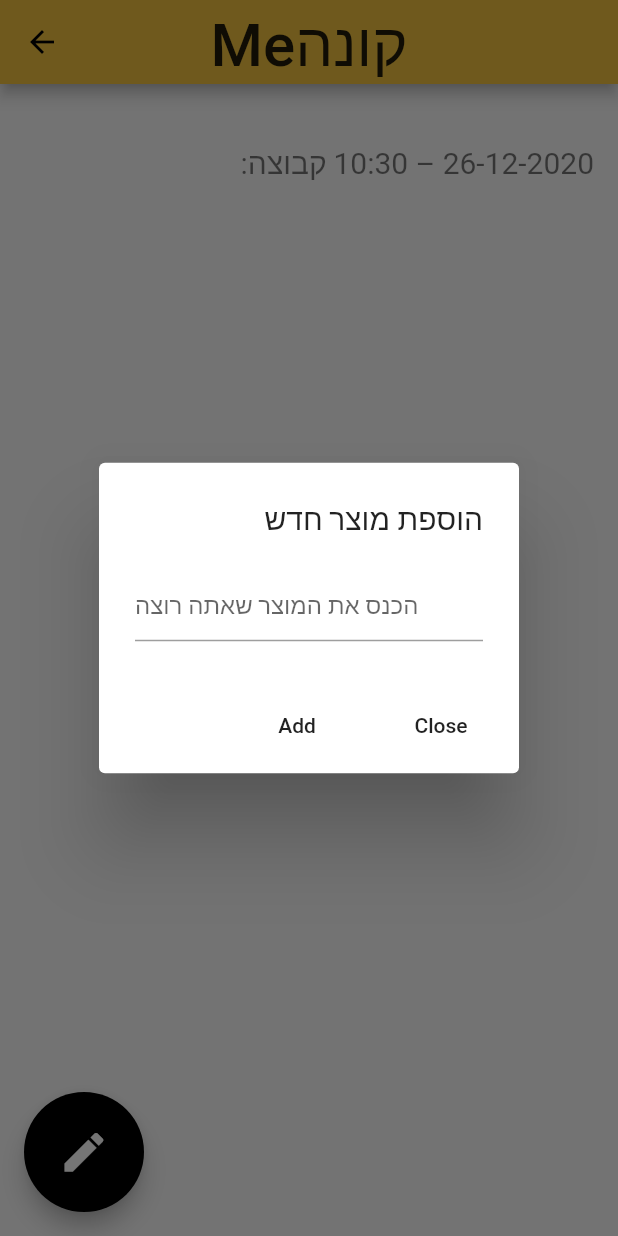
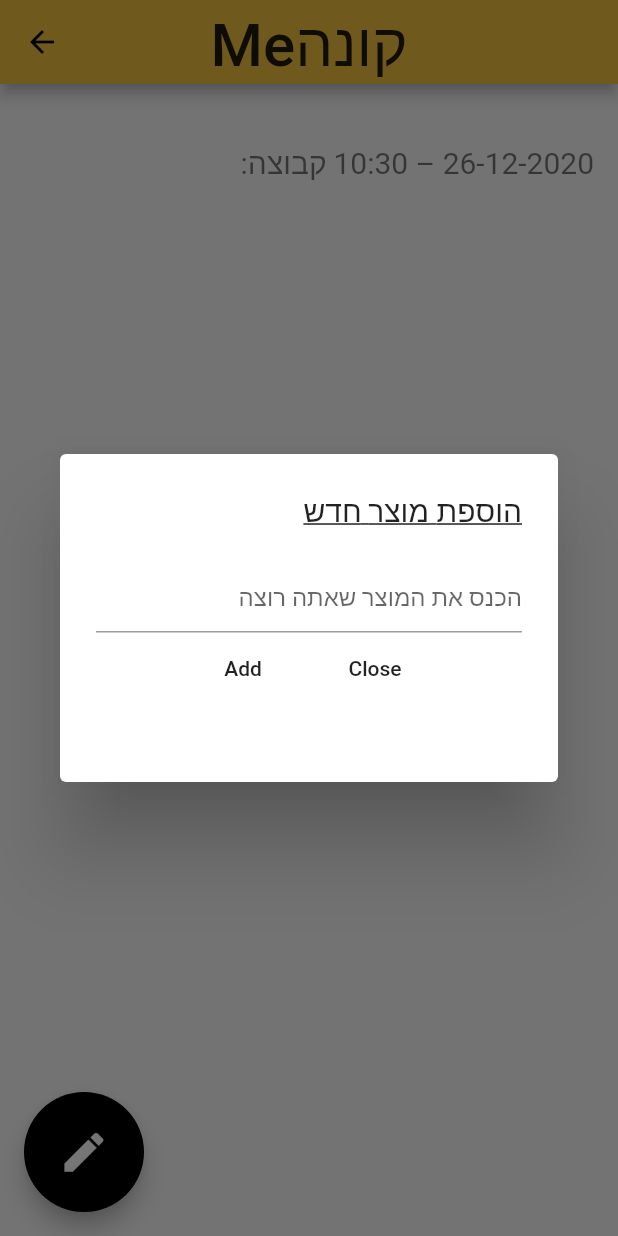
Before and after one commit to nadavSalman/sprint_innovation_ofek423_front_end, a Flutter app: the ProductsListPage screen opened directly with empty values, after a tap on the "edit" icon, on a phone screen of 412 x 824 dp. Run offline on Flutter 3.47's test engine with Material 2 defaults, Android fonts, the phone set to English and light mode, and no system bars; our stand-ins replace dio; network calls fail.

Commit message:
finished api requests to add new list and new item

```diff
--- /dev/null
+++ b/lib/Components/New_item_model.dart
@@ -0,0 +1,88 @@
+import 'dart:io';
+
+import 'package:flutter/material.dart';
+//import 'package:http/http.dart' as http;
+import 'dart:convert';
+
+import 'package:http/io_client.dart';
+
+// ignore: must_be_immutable
+class NewItemModel extends StatefulWidget {
+  var newItemNameInput = TextEditingController();
+  var _currList;
+  var _currUser;
+  final updateItems;
+  var myAddProductModelTextbox = TextEditingController();
+
+  var _scaffoldKey = new GlobalKey<ScaffoldState>();
+
+  NewItemModel(this._currUser, this._currList, this.updateItems);
+
+  @override
+  _NewItemModelState createState() => _NewItemModelState();
+}
+
+class _NewItemModelState extends State<NewItemModel> {
+  @override
+  Widget build(BuildContext context) {
+    return Container(
+        height: MediaQuery.of(context).size.height * 0.15,
+        width:
+            MediaQuery.of(context).size.width, // Change as per your requirement
+        child: new Column(children: <Widget>[
+          TextField(
+            controller: widget.myAddProductModelTextbox,
+            textInputAction: TextInputAction.go,
+            textAlign: TextAlign.right,
+            decoration: InputDecoration(hintText: "הכנס את המוצר שאתה רוצה"),
+          ),
+          new Row(
+            mainAxisAlignment: MainAxisAlignment.center,
+            crossAxisAlignment: CrossAxisAlignment.center,
+            children: [
+            FlatButton(
+                child: new Text("Add"),
+                onPressed: () async {
+                  try {
+                    var reqBody = {
+                      "name": widget.myAddProductModelTextbox.text,
+                      "author": widget._currUser["id"],
+                      "list": widget._currList["listid"]
+                    };
+                    var jsonBody = jsonEncode(reqBody);
+                    print(jsonBody);
+                    final ioc = new HttpClient();
+                    ioc.badCertificateCallback =
+                        (X509Certificate cert, String host, int port) => true;
+                    final http = new IOClient(ioc);
+                    await http.post("https://me-kone.herokuapp.com/items",
+                        body: jsonBody,
+                        headers: {
+                          "accept": "application/json",
+                          "content-type": "application/json"
+                        }).then((res) {
+                      print("Reponse status : ${res.statusCode}");
+                      print("Response body : ${res.body}");
+                    });
+                    String getReqBody = "https://me-kone.herokuapp.com/items/" +
+                        widget._currList["listid"].toString();
+                    print(getReqBody);
+                    await http.get(getReqBody).then((res) {
+                      print(res.body);
+                      widget.updateItems(jsonDecode(res.body));
+                    });
+                  } catch (e) {
+                    print(e.toString());
+                  }
+                  Navigator.of(context).pop();
+                }),
+            new FlatButton(
+              child: new Text("Close"),
+              onPressed: () {
+                Navigator.of(context).pop();
+              },
+            ),
+          ])
+        ]));
+  }
+}
--- a/lib/Components/products_list_page.dart
+++ b/lib/Components/products_list_page.dart
@@ -4,6 +4,7 @@ import 'package:dio/dio.dart';
 import 'Products_List.dart';
 import 'dart:convert';
 import 'package:intl/intl.dart' as intl;
+import 'New_item_model.dart';
 
 class ProductsListPage extends StatefulWidget {
   var _products = [];
@@ -53,6 +54,12 @@ class _ProductsListPageState extends State<ProductsListPage> {
     return widget._products[index ~/ 2]["productname"] +
         " ל-" +
         authorName["userfullname"];
+  }
+
+  updateItems(newItems){
+    setState(() {
+      widget._products = newItems;
+    });
   }
 
   Widget _buildRow(BuildContext context, int index) {
@@ -107,12 +114,6 @@ class _ProductsListPageState extends State<ProductsListPage> {
                 ))));
   }
 
-  void _addProduct(productslist) {
-    setState(() {
-      widget._products = productslist;
-    });
-  }
-
   void _showDialog() {
     // flutter defined function
     showDialog(
@@ -123,49 +124,10 @@ class _ProductsListPageState extends State<ProductsListPage> {
           title: new Text(
             "הוספת מוצר חדש",
             textAlign: TextAlign.right,
+            style: TextStyle(decoration: TextDecoration.underline)
           ),
-          content: TextField(
-            controller: widget.myAddProductModelTextbox,
-            textInputAction: TextInputAction.go,
-            decoration: InputDecoration(hintText: "הכנס את המוצר שאתה רוצה"),
-          ),
-          actions: <Widget>[
-            // usually buttons at the bottom of the dialog
-            new FlatButton(
-              child: new Text("Add"),
-              onPressed: () async {
-                //add post request to the db and add to the local list
-                // widget._products.add(widget.myAddProductModelTextbox.text);
-                var products = widget._products;
-                products.add({
-                  "productname": widget.myAddProductModelTextbox.text,
-                  "productauthor": widget._userObject["userid"],
-                  "listid": widget._currListObject["listid"]
-                });
-                _addProduct(products);
-                try {
-                  await http.post("https://me-kone.herokuapp.com/items/",
-                      body: {
-                        "name": widget.myAddProductModelTextbox.text,
-                        "author": '1',
-                        "list": '1'
-                      });
-                } catch (e) {
-                  print(e);
-                }
-                print("added to db");
-                Navigator.of(context).pop();
-              },
-            ),
-            new FlatButton(
-              child: new Text("Close"),
-              onPressed: () {
-                Navigator.of(context).pop();
-              },
-            ),
-          ],
-        );
-      },
+          content: NewItemModel( widget._userObject ,widget._currListObject, updateItems));
+          },
     );
   }
 
```
